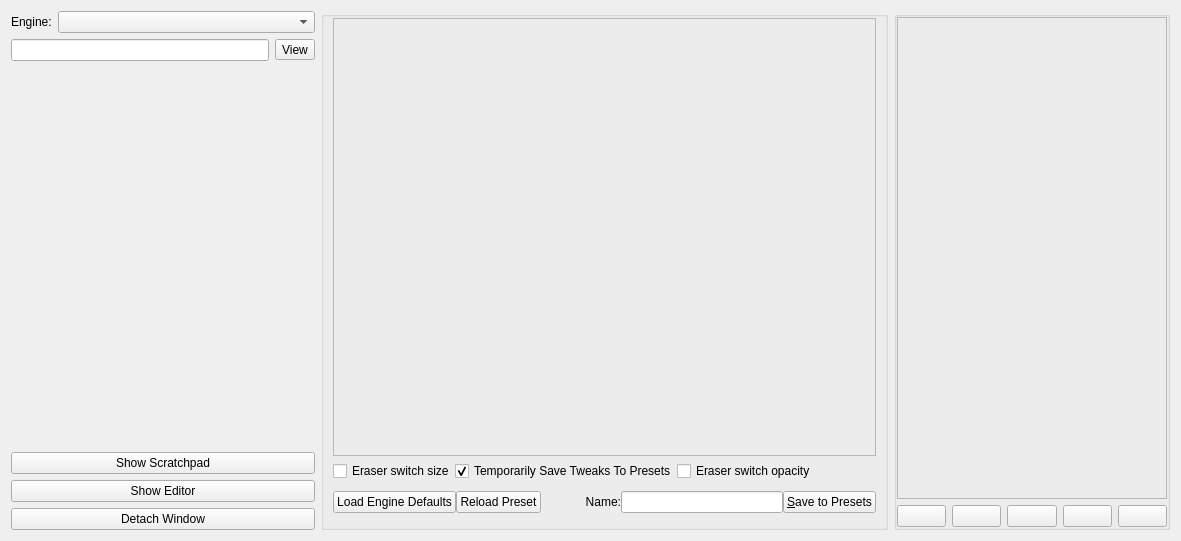
Qt form libs/ui/forms/wdgpaintopsettings.ui (KDE/krita) before a commit.
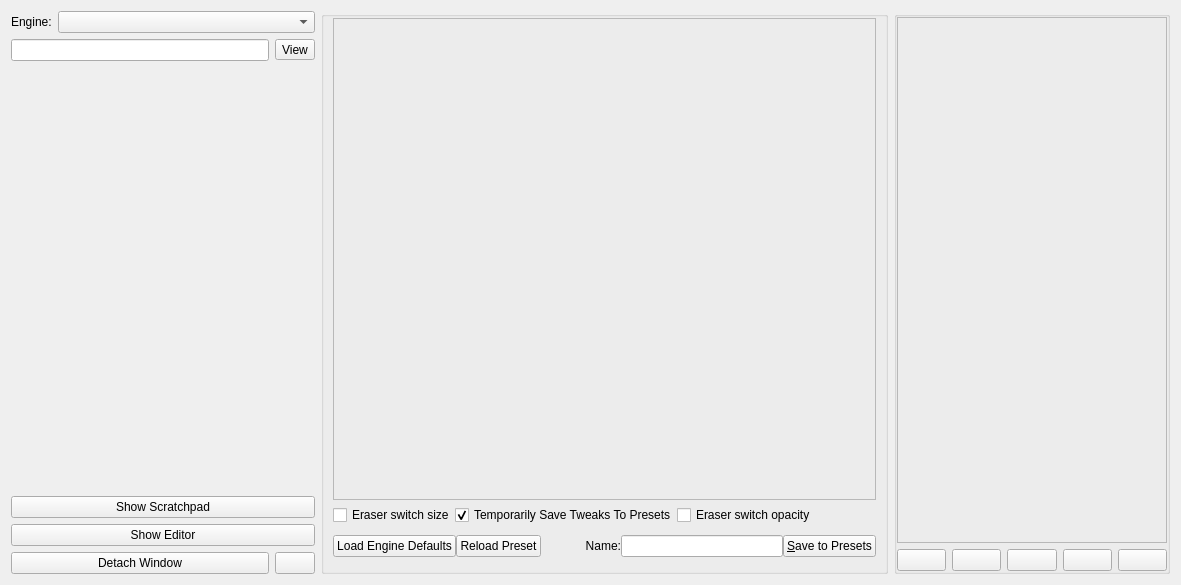
The same form after that commit. Custom widgets are drawn as their Qt base class.

Commit message: add ability to pin the brush editor window so it stays on top when detached. Also load visible states from config for scratchpad and detached state

The edit to the form file:
```diff
--- a/libs/ui/forms/wdgpaintopsettings.ui
+++ b/libs/ui/forms/wdgpaintopsettings.ui
@@ -7,13 +7,13 @@
     <x>0</x>
     <y>0</y>
     <width>1181</width>
-    <height>541</height>
+    <height>585</height>
    </rect>
   </property>
   <property name="windowTitle">
    <string>Brush Editor</string>
   </property>
-  <layout class="QHBoxLayout" name="horizontalLayout_6">
+  <layout class="QHBoxLayout" name="horizontalLayout_7">
    <item>
     <layout class="QVBoxLayout" name="paintEngineOpContainer">
      <item>
@@ -100,11 +100,40 @@
       </widget>
      </item>
      <item>
+      <layout class="QHBoxLayout" name="horizontalLayout_6">
+       <item>
       <widget class="QPushButton" name="detachWindowButton">
+         <property name="sizePolicy">
+          <sizepolicy hsizetype="MinimumExpanding" vsizetype="Fixed">
+           <horstretch>0</horstretch>
+           <verstretch>0</verstretch>
+          </sizepolicy>
+         </property>
        <property name="text">
         <string>Detach Window</string>
        </property>
       </widget>
+       </item>
+       <item>
+        <widget class="QPushButton" name="pinWindowButton">
+         <property name="sizePolicy">
+          <sizepolicy hsizetype="Minimum" vsizetype="Minimum">
+           <horstretch>0</horstretch>
+           <verstretch>0</verstretch>
+          </sizepolicy>
+         </property>
+         <property name="minimumSize">
+          <size>
+           <width>35</width>
+           <height>0</height>
+          </size>
+         </property>
+         <property name="text">
+          <string/>
+         </property>
+        </widget>
+       </item>
+      </layout>
      </item>
     </layout>
    </item>
```
Lines whose indentation alone changed are shown as unchanged. The commit also changes 2 other files.
